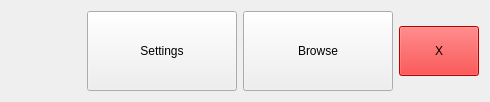
Old version of the form AYAYA/mainnavigationbar.ui in the repository jkbz64/AYAYA; both pictures show x 387 to 877 and y 0 to 102 of the 877 by 102 pixel window.
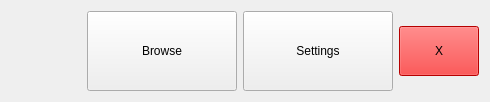
New version of the form. Icons and pictures are not drawn.

The edit to the form file:
```diff
--- a/AYAYA/mainnavigationbar.ui
+++ b/AYAYA/mainnavigationbar.ui
@@ -82,31 +82,6 @@
      </property>
     </spacer>
    </item>
-   <item>
-    <widget class="QPushButton" name="m_settingsButton">
-     <property name="sizePolicy">
-      <sizepolicy hsizetype="Fixed" vsizetype="Preferred">
-       <horstretch>1</horstretch>
-       <verstretch>0</verstretch>
-      </sizepolicy>
-     </property>
-     <property name="minimumSize">
-      <size>
-       <width>150</width>
-       <height>80</height>
-      </size>
-     </property>
-     <property name="maximumSize">
-      <size>
-       <width>150</width>
-       <height>80</height>
-      </size>
-     </property>
-     <property name="text">
-      <string>Settings</string>
-     </property>
-    </widget>
-   </item>
    <item>
     <widget class="QPushButton" name="m_browseButton">
      <property name="sizePolicy">
@@ -132,6 +107,31 @@
      </property>
     </widget>
    </item>
+   <item>
+    <widget class="QPushButton" name="m_settingsButton">
+     <property name="sizePolicy">
+      <sizepolicy hsizetype="Fixed" vsizetype="Preferred">
+       <horstretch>1</horstretch>
+       <verstretch>0</verstretch>
+      </sizepolicy>
+     </property>
+     <property name="minimumSize">
+      <size>
+       <width>150</width>
+       <height>80</height>
+      </size>
+     </property>
+     <property name="maximumSize">
+      <size>
+       <width>150</width>
+       <height>80</height>
+      </size>
+     </property>
+     <property name="text">
+      <string>Settings</string>
+     </property>
+    </widget>
+   </item>
    <item>
     <widget class="QPushButton" name="m_quitButton">
      <property name="sizePolicy">
```
Left out of the diff: 9 changed lines with no effect on the pictures.
